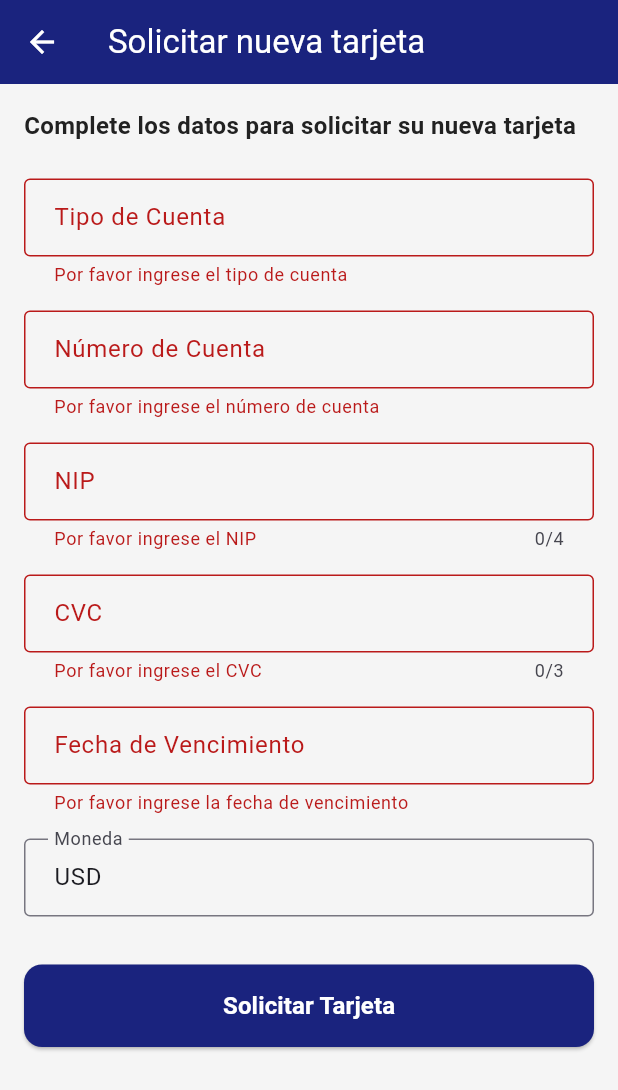
After one commit to waryduchess/NorthwestBank-Frontend, a Flutter app: the CreateCardScreen screen opened directly, after a tap on "Solicitar Tarjeta", on a phone screen of 412 x 824 dp. The commit adds this screen. Shown: the top 1090 px of the screen. Run offline on Flutter 3.47's test engine with Material 3 defaults, Android fonts, the phone set to English and light mode, and no system bars; our stand-ins replace local_auth.

Commit message:
Boton de agregar tarjetas y modificacion de infromacion de las tarjetas
A las tarjetas se les añadio el Nip y el cvc

Se agrego para añadir tarjetas ese boton te envia a el apartado para añadirlas

(Puse el apartado de numero de cuenta, por que entendi que las trajetas se añadiran manualmente por que son separadas del banco por eso esta es de numero de cuenta )

P. D.
Un PUBG  XD

```diff
--- a/lib/screens/card_detail_screen.dart
+++ b/lib/screens/card_detail_screen.dart
@@ -16,8 +16,8 @@ class CardDetailScreen extends StatefulWidget {
 
 class _CardDetailScreenState extends State<CardDetailScreen> {
   String activeTab = 'movimientos'; // movimientos, informacion, estado
-
-  @override
+  bool _showCVC = false;
+  bool _showNIP = false;
   Widget build(BuildContext context) {
     var isMobile = MediaQuery.of(context).size.width < 600;
 
@@ -41,12 +41,12 @@ class _CardDetailScreenState extends State<CardDetailScreen> {
             child: Column(
               crossAxisAlignment: CrossAxisAlignment.start,
               children: [
+                // Datos del usuario
+                _buildUserDataCard(),
+                const SizedBox(height: 24),
+
                 // Tarjeta grande
                 _buildCardWidget(),
-                const SizedBox(height: 24),
-
-                // Datos del usuario
-                _buildUserDataCard(),
               ],
             ),
           ),
@@ -458,6 +458,18 @@ class _CardDetailScreenState extends State<CardDetailScreen> {
               ),
             ],
             const Divider(),
+            _buildDetailRowWithToggle('CVC', _showCVC ? '123' : '***', () {
+              setState(() {
+                _showCVC = !_showCVC;
+              });
+            }),
+            const Divider(),
+            _buildDetailRowWithToggle('NIP', _showNIP ? '1234' : '****', () {
+              setState(() {
+                _showNIP = !_showNIP;
+              });
+            }),
+            const Divider(),
             _buildDetailRow('Moneda', widget.card.moneda),
             const Divider(),
             _buildDetailRow('Estado', widget.card.activa ? 'Activa' : 'Inactiva'),
@@ -631,4 +643,42 @@ class _CardDetailScreenState extends State<CardDetailScreen> {
       ),
     );
   }
+
+  Widget _buildDetailRowWithToggle(String label, String value, VoidCallback onToggle) {
+    return Padding(
+      padding: const EdgeInsets.symmetric(vertical: 8),
+      child: Row(
+        mainAxisAlignment: MainAxisAlignment.spaceBetween,
+        children: [
+          Text(
+            label,
+            style: const TextStyle(
+              fontSize: 14,
+              color: AppTheme.textSecondary,
+            ),
+          ),
+          Row(
+            children: [
+              Text(
+                value,
+                style: const TextStyle(
+                  fontSize: 14,
+                  fontWeight: FontWeight.w600,
+                  color: AppTheme.textPrimary,
+                ),
+              ),
+              IconButton(
+                icon: Icon(
+                  value.contains('*') ? Icons.visibility_off : Icons.visibility,
+                  size: 20,
+                  color: AppTheme.primaryColor,
+                ),
+                onPressed: onToggle,
+              ),
+            ],
+          ),
+        ],
+      ),
+    );
+  }
 }
--- a/lib/screens/cards_gallery_screen.dart
+++ b/lib/screens/cards_gallery_screen.dart
@@ -3,6 +3,7 @@ import '../models/card_model.dart';
 import '../services/card_service.dart';
 import '../theme/app_theme.dart';
 import 'card_detail_screen.dart';
+import 'create_card_screen.dart';
 
 class CardsGalleryScreen extends StatelessWidget {
   const CardsGalleryScreen({super.key});
@@ -12,6 +13,16 @@ class CardsGalleryScreen extends StatelessWidget {
     return Scaffold(
       appBar: AppBar(
         title: const Text('Mis tarjetas'),
+      ),
+      floatingActionButton: FloatingActionButton(
+        onPressed: () {
+          Navigator.push(
+            context,
+            MaterialPageRoute(builder: (context) => const CreateCardScreen()),
+          );
+        },
+        child: const Icon(Icons.add),
+        backgroundColor: AppTheme.primaryColor,
       ),
       body: FutureBuilder<List<CardModel>>(
         future: CardService.getUserCards(),
--- /dev/null
+++ b/lib/screens/create_card_screen.dart
@@ -0,0 +1,213 @@
+import 'package:flutter/material.dart';
+import '../theme/app_theme.dart';
+
+class CreateCardScreen extends StatefulWidget {
+  const CreateCardScreen({super.key});
+
+  @override
+  State<CreateCardScreen> createState() => _CreateCardScreenState();
+}
+
+class _CreateCardScreenState extends State<CreateCardScreen> {
+  final _formKey = GlobalKey<FormState>();
+  final _tipoCuentaController = TextEditingController();
+  final _numeroCuentaController = TextEditingController();
+  final _nipController = TextEditingController();
+  final _cvcController = TextEditingController();
+  final _fechaVencimientoController = TextEditingController();
+  final _monedaController = TextEditingController(text: 'USD');
+
+  @override
+  void dispose() {
+    _tipoCuentaController.dispose();
+    _numeroCuentaController.dispose();
+    _nipController.dispose();
+    _cvcController.dispose();
+    _fechaVencimientoController.dispose();
+    _monedaController.dispose();
+    super.dispose();
+  }
+
+  void _submitForm() {
+    if (_formKey.currentState!.validate()) {
+      // Aquí iría la lógica para enviar al backend
+      // Por ahora, solo mostramos un mensaje de éxito
+      ScaffoldMessenger.of(context).showSnackBar(
+        const SnackBar(content: Text('Tarjeta solicitada exitosamente. Pendiente de aprobación.')),
+      );
+      Navigator.pop(context);
+    }
+  }
+
+  @override
+  Widget build(BuildContext context) {
+    return Scaffold(
+      appBar: AppBar(
+        title: const Text('Solicitar nueva tarjeta'),
+      ),
+      body: SingleChildScrollView(
+        padding: const EdgeInsets.all(16),
+        child: Form(
+          key: _formKey,
+          child: Column(
+            crossAxisAlignment: CrossAxisAlignment.start,
+            children: [
+              const Text(
+                'Complete los datos para solicitar su nueva tarjeta',
+                style: TextStyle(
+                  fontSize: 16,
+                  fontWeight: FontWeight.w600,
+                  color: AppTheme.textPrimary,
+                ),
+              ),
+              const SizedBox(height: 24),
+
+              // Tipo de cuenta
+              TextFormField(
+                controller: _tipoCuentaController,
+                decoration: const InputDecoration(
+                  labelText: 'Tipo de Cuenta',
+                  hintText: 'Ej: Débito, Crédito',
+                  border: OutlineInputBorder(),
+                ),
+                validator: (value) {
+                  if (value == null || value.isEmpty) {
+                    return 'Por favor ingrese el tipo de cuenta';
+                  }
+                  return null;
+                },
+              ),
+              const SizedBox(height: 16),
+
+              // Número de cuenta
+              TextFormField(
+                controller: _numeroCuentaController,
+                decoration: const InputDecoration(
+                  labelText: 'Número de Cuenta',
+                  hintText: 'Ej: 1234 5678 9012 3456',
+                  border: OutlineInputBorder(),
+                ),
+                keyboardType: TextInputType.number,
+                validator: (value) {
+                  if (value == null || value.isEmpty) {
+                    return 'Por favor ingrese el número de cuenta';
+                  }
+                  if (value.length < 16) {
+                    return 'El número debe tener al menos 16 dígitos';
+                  }
+                  return null;
+                },
+              ),
+              const SizedBox(height: 16),
+
+              // NIP
+              TextFormField(
+                controller: _nipController,
+                decoration: const InputDecoration(
+                  labelText: 'NIP',
+                  hintText: '4 dígitos',
+                  border: OutlineInputBorder(),
+                ),
+                keyboardType: TextInputType.number,
+                obscureText: true,
+                maxLength: 4,
+                validator: (value) {
+                  if (value == null || value.isEmpty) {
+                    return 'Por favor ingrese el NIP';
+                  }
+                  if (value.length != 4) {
+                    return 'El NIP debe tener 4 dígitos';
+                  }
+                  return null;
+                },
+              ),
+              const SizedBox(height: 16),
+
+              // CVC
+              TextFormField(
+                controller: _cvcController,
+                decoration: const InputDecoration(
+                  labelText: 'CVC',
+                  hintText: '3 dígitos',
+                  border: OutlineInputBorder(),
+                ),
+                keyboardType: TextInputType.number,
+                obscureText: true,
+                maxLength: 3,
+                validator: (value) {
+                  if (value == null || value.isEmpty) {
+                    return 'Por favor ingrese el CVC';
+                  }
+                  if (value.length != 3) {
+                    return 'El CVC debe tener 3 dígitos';
+                  }
+                  return null;
+                },
+              ),
+              const SizedBox(height: 16),
+
+              // Fecha de vencimiento
+              TextFormField(
+                controller: _fechaVencimientoController,
+                decoration: const InputDecoration(
+                  labelText: 'Fecha de Vencimiento',
+                  hintText: 'MM/YY',
+                  border: OutlineInputBorder(),
+                ),
+                keyboardType: TextInputType.datetime,
+                validator: (value) {
+                  if (value == null || value.isEmpty) {
+                    return 'Por favor ingrese la fecha de vencimiento';
+                  }
+                  // Validación básica de formato MM/YY
+                  final regex = RegExp(r'^\d{2}/\d{2}$');
+                  if (!regex.hasMatch(value)) {
+                    return 'Formato inválido. Use MM/YY';
+                  }
+                  return null;
+                },
+              ),
+              const SizedBox(height: 16),
+
+              // Moneda
+              TextFormField(
+                controller: _monedaController,
+                decoration: const InputDecoration(
+                  labelText: 'Moneda',
+                  border: OutlineInputBorder(),
+                ),
+                validator: (value) {
+                  if (value == null || value.isEmpty) {
+                    return 'Por favor ingrese la moneda';
+                  }
+                  return null;
+                },
+              ),
+              const SizedBox(height: 32),
+
+              // Botón de enviar
+              SizedBox(
+                width: double.infinity,
+                child: ElevatedButton(
+                  onPressed: _submitForm,
+                  style: ElevatedButton.styleFrom(
+                    backgroundColor: AppTheme.primaryColor,
+                    padding: const EdgeInsets.symmetric(vertical: 16),
+                  ),
+                  child: const Text(
+                    'Solicitar Tarjeta',
+                    style: TextStyle(
+                      fontSize: 16,
+                      fontWeight: FontWeight.w600,
+                      color: Colors.white,
+                    ),
+                  ),
+                ),
+              ),
+            ],
+          ),
+        ),
+      ),
+    );
+  }
+}
```
